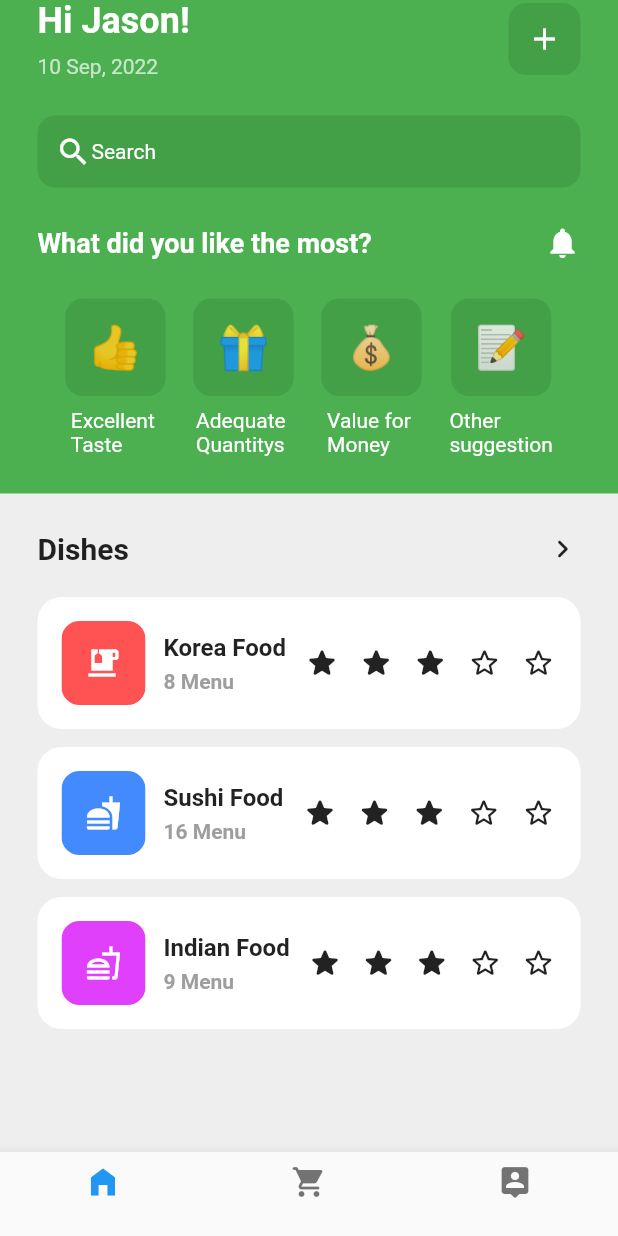
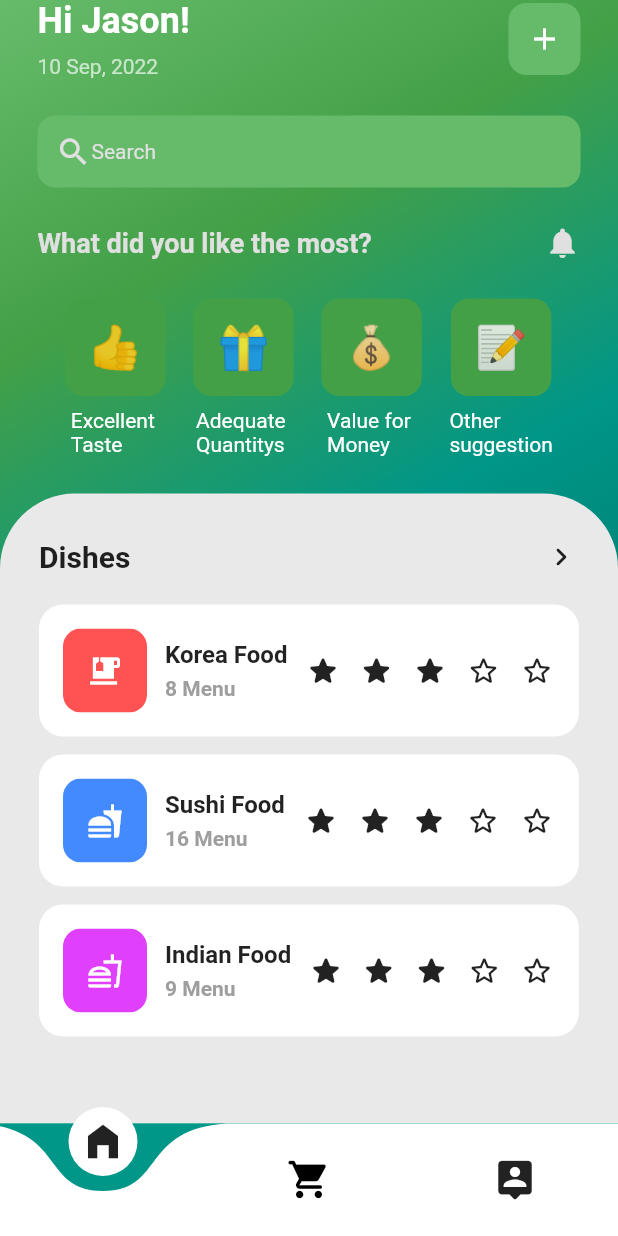
Before and after one commit to JasonLim1009/Dribbble_Flutter, a Flutter app: the screen it shows after launch, on a phone screen of 412 x 824 dp. Run offline on Flutter 3.47's test engine with Material 2 defaults, Android fonts, the phone set to English and light mode, and no system bars; drawn by our look-alikes of curved_navigation_bar.

Commit message:
Update home_page.dart

```diff
--- a/lib/pages/home_page.dart
+++ b/lib/pages/home_page.dart
@@ -1,3 +1,4 @@
+import 'package:curved_navigation_bar/curved_navigation_bar.dart';
 import 'package:dribble/util/emoticon_face.dart';
 import 'package:dribble/util/exercise_tile.dart';
 import 'package:flutter/material.dart';
@@ -8,14 +9,45 @@ class HomePage extends StatelessWidget {
   @override
   Widget build(BuildContext context) {
     return Scaffold(
-      backgroundColor: Colors.green,
-      bottomNavigationBar: BottomNavigationBar(items: [
-        BottomNavigationBarItem(icon: Icon(Icons.home_filled), label: ''),
-        BottomNavigationBarItem(icon: Icon(Icons.shopping_cart_rounded), label: ''),
-        BottomNavigationBarItem(icon: Icon(Icons.person_pin_rounded), label: ''),
+      backgroundColor: Color.fromARGB(155, 14, 255, 160),
+      // bottomNavigationBar: BottomNavigationBar(items: [
+      //   BottomNavigationBarItem(icon: Icon(Icons.home_filled), label: ''),
+      //   BottomNavigationBarItem(icon: Icon(Icons.shopping_cart_rounded), label: ''),
+      //   BottomNavigationBarItem(icon: Icon(Icons.person_pin_rounded), label: ''),
+      // ],
+      // ),
+      bottomNavigationBar: CurvedNavigationBar(
+        animationCurve: Curves.fastLinearToSlowEaseIn,
+        items: const [
+          Icon(
+            Icons.home_filled,
+            size: 30,
+          ),
+          Icon(
+            Icons.shopping_cart_rounded,
+            color: Colors.black,
+            size: 30,
+          ),
+          Icon(
+            Icons.person_pin_rounded,
+            size: 30,
+          ),
+        ],backgroundColor: Colors.teal,
+      ),
+      body: Container(
+        decoration:
+        const BoxDecoration(
+            gradient: LinearGradient(
+              colors: [
+              Color(0xFF66bb6a),
+              Color(0xFF43a047),
+              Color(0xFF009688),
+              Color(0xFF00796b),
+              Color(0xFF00acc1),
             ],
-      ),
-      body: SafeArea(
+              begin: Alignment.topLeft,
+              end: Alignment.bottomRight,)),
+        child: SafeArea(
           child: Column(
             children: [
               Padding(
@@ -47,7 +79,7 @@ class HomePage extends StatelessWidget {
                         ),
                         Container(
                           decoration: BoxDecoration(
-                          color: Colors.green[600],
+                            color: Colors.green[400],
                             borderRadius: BorderRadius.circular(12),
                           ),
                           padding: EdgeInsets.all(12),
@@ -61,7 +93,7 @@ class HomePage extends StatelessWidget {
                     SizedBox(height: 25,),
                     Container(
                       decoration: BoxDecoration(
-                      color: Colors.green[600],
+                        color: Colors.green[400],
                         borderRadius: BorderRadius.circular(12),
                       ),
                       padding: EdgeInsets.all(12),
@@ -69,13 +101,13 @@ class HomePage extends StatelessWidget {
                         children: [
                           Icon(
                             Icons.search,
-                          color: Colors.white,
+                            color: Colors.grey[300],
                           ),
                           SizedBox(height: 5,),
                           Text(
                             'Search',
                             style: TextStyle(
-                            color: Colors.white,
+                              color: Colors.grey[300],
                             ),
                           ),
                         ],
@@ -88,14 +120,14 @@ class HomePage extends StatelessWidget {
                         Text(
                           'What did you like the most?',
                           style: TextStyle(
-                          color: Colors.white,
+                            color: Colors.grey[300],
                             fontSize: 18,
                             fontWeight: FontWeight.bold,
                           ),
                         ),
                         Icon(
                           Icons.notifications,
-                        color: Colors.white,
+                          color: Colors.grey[300],
                         ),
                       ],
                     ),
@@ -167,8 +199,13 @@ class HomePage extends StatelessWidget {
               SizedBox(height: 25,),
               Expanded(
                 child: Container(
-                padding: EdgeInsets.all(25),
-                color: Colors.grey[200],
+                  padding:
+                  const EdgeInsets.symmetric(vertical: 30, horizontal: 26),
+                  decoration: const BoxDecoration(
+                      borderRadius: BorderRadius.only(
+                          topLeft: Radius.circular(50),
+                          topRight: Radius.circular(50)),
+                      color: Color.fromARGB(255, 234, 233, 233)),
                   child: Center(
                     child: Column(
                       children: [
@@ -218,6 +255,7 @@ class HomePage extends StatelessWidget {
             ],
           ),
         ),
+      ),
     );
   }
 }
```
Lines whose indentation alone changed are shown as unchanged.
